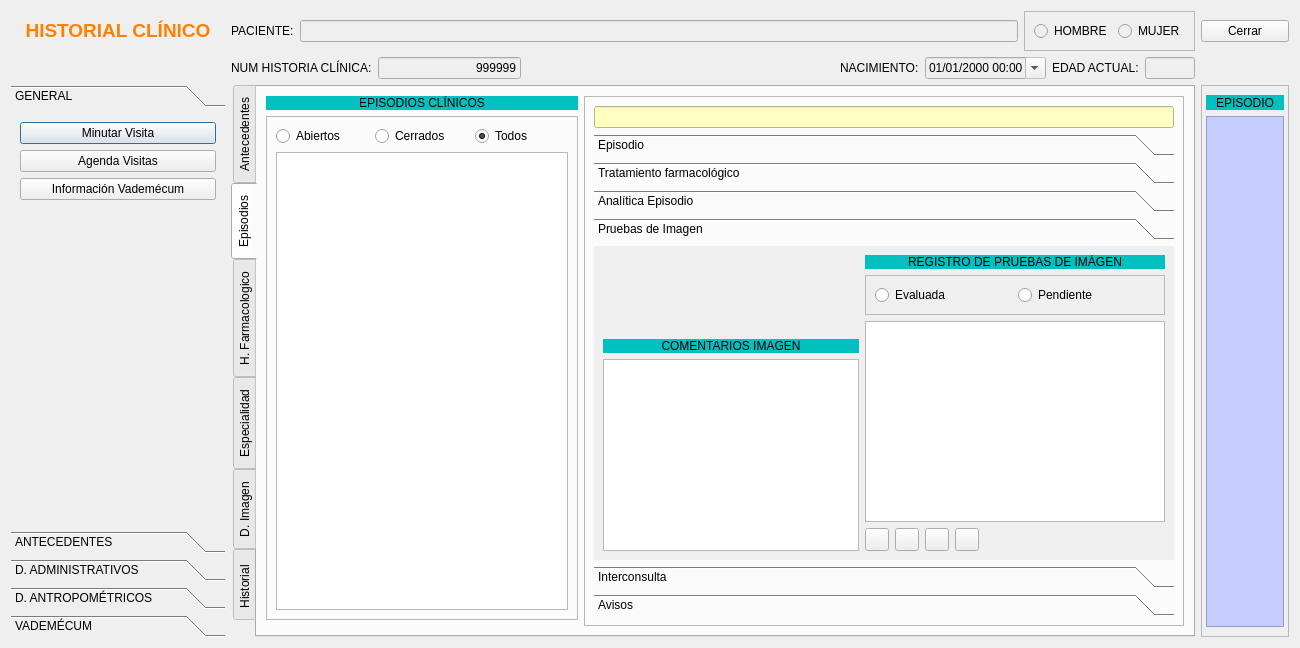
This is frmfichapaciente.ui in arcnexus/RedFoX as Qt 5 draws it before an edit. The edited form follows.
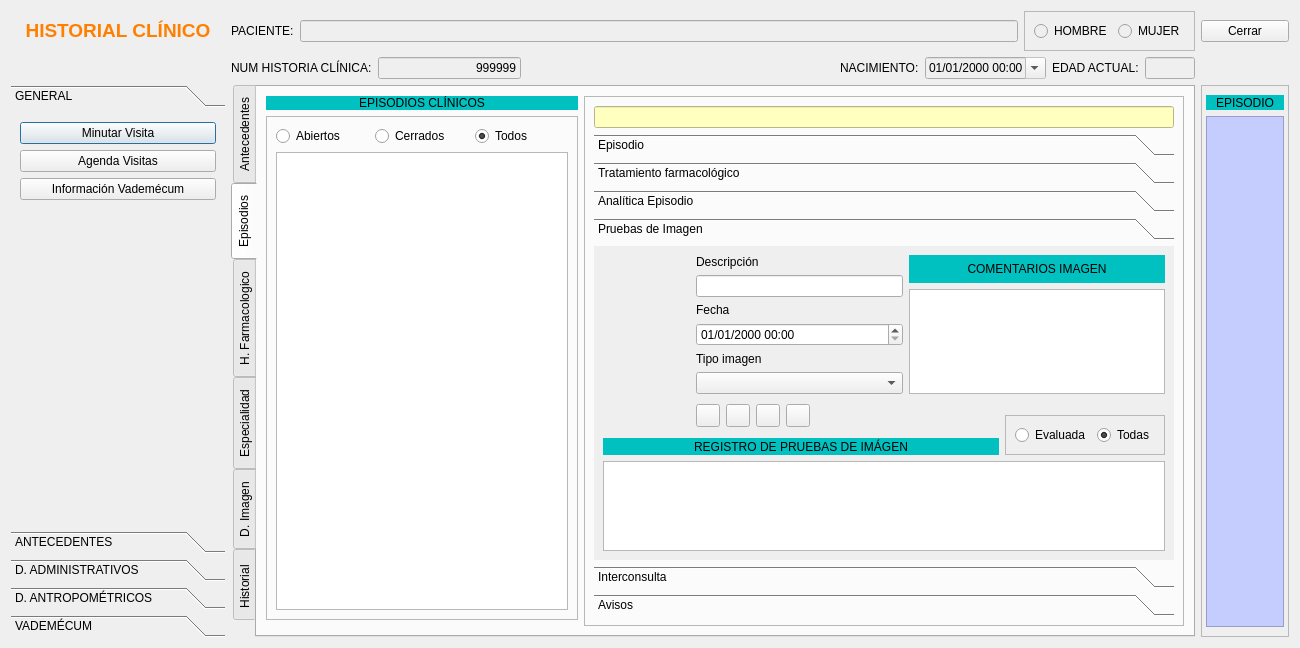
This is the edited form. The open tabs and pages were chosen to show the change. Icons and pictures are not drawn.

Commit message: Imagenes diagnostico

Patch:
```diff
--- a/frmfichapaciente.ui
+++ b/frmfichapaciente.ui
@@ -2446,30 +2446,22 @@
               <rect>
                <x>0</x>
                <y>0</y>
-               <width>404</width>
-               <height>223</height>
+               <width>576</width>
+               <height>334</height>
               </rect>
              </property>
              <attribute name="label">
               <string>Pruebas de Imagen</string>
              </attribute>
              <layout class="QGridLayout" name="gridLayout_11">
-              <item row="5" column="4">
-               <widget class="QToolButton" name="btnImportarimagen">
-                <property name="toolTip">
-                 <string>Importar Imagen</string>
-                </property>
-                <property name="text">
-                 <string/>
-                </property>
-                <property name="icon">
-                 <iconset resource="terra.qrc">
-                  <normaloff>:/Icons/PNG/importar.png</normaloff>:/Icons/PNG/importar.png</iconset>
-                </property>
-               </widget>
-              </item>
-              <item row="0" column="0" rowspan="3">
+              <item row="0" column="0" rowspan="9">
                <widget class="QLabel" name="lblImagenDiagnostico">
+                <property name="maximumSize">
+                 <size>
+                  <width>149</width>
+                  <height>183</height>
+                 </size>
+                </property>
                 <property name="text">
                  <string/>
                 </property>
@@ -2478,7 +2470,14 @@
                 </property>
                </widget>
               </item>
-              <item row="3" column="0">
+              <item row="0" column="1" colspan="3">
+               <widget class="QLabel" name="label_51">
+                <property name="text">
+                 <string>Descripción</string>
+                </property>
+               </widget>
+              </item>
+              <item row="0" column="6" rowspan="2" colspan="2">
                <widget class="QLabel" name="label_87">
                 <property name="styleSheet">
                  <string notr="true">background-color: rgb(0, 192, 192);</string>
@@ -2491,10 +2490,37 @@
                 </property>
                </widget>
               </item>
-              <item row="4" column="0" rowspan="2">
+              <item row="1" column="1" rowspan="2" colspan="5">
+               <widget class="QLineEdit" name="lineEdit_descripcionimagen"/>
+              </item>
+              <item row="2" column="6" rowspan="5" colspan="2">
                <widget class="QPlainTextEdit" name="txtComentariosImagen"/>
               </item>
-              <item row="5" column="1">
+              <item row="3" column="1" colspan="2">
+               <widget class="QLabel" name="label_52">
+                <property name="text">
+                 <string>Fecha</string>
+                </property>
+               </widget>
+              </item>
+              <item row="4" column="1" colspan="5">
+               <widget class="QDateTimeEdit" name="dateEdit_fechaimagen">
+                <property name="displayFormat">
+                 <string>dd/MM/yyyy HH:mm</string>
+                </property>
+               </widget>
+              </item>
+              <item row="5" column="1" colspan="3">
+               <widget class="QLabel" name="label_53">
+                <property name="text">
+                 <string>Tipo imagen</string>
+                </property>
+               </widget>
+              </item>
+              <item row="6" column="1" colspan="5">
+               <widget class="QComboBox" name="comboBox_tipoImagen"/>
+              </item>
+              <item row="7" column="1" rowspan="2">
                <widget class="QToolButton" name="btnAnadirImagen">
                 <property name="toolTip">
                  <string>Añadir prueba de imagen</string>
@@ -2508,7 +2534,7 @@
                 </property>
                </widget>
               </item>
-              <item row="5" column="2">
+              <item row="7" column="2" rowspan="2">
                <widget class="QToolButton" name="btnBorrarImagen">
                 <property name="toolTip">
                  <string>Borrar prueba (Requiere contraseña de administrador)</string>
@@ -2522,7 +2548,7 @@
                 </property>
                </widget>
               </item>
-              <item row="5" column="3">
+              <item row="7" column="3" rowspan="2">
                <widget class="QToolButton" name="btnVerImagen">
                 <property name="toolTip">
                  <string>Ver Imagen</string>
@@ -2536,7 +2562,21 @@
                 </property>
                </widget>
               </item>
-              <item row="5" column="5">
+              <item row="7" column="4" rowspan="2">
+               <widget class="QToolButton" name="btnImportarimagen">
+                <property name="toolTip">
+                 <string>Importar Imagen</string>
+                </property>
+                <property name="text">
+                 <string/>
+                </property>
+                <property name="icon">
+                 <iconset resource="terra.qrc">
+                  <normaloff>:/Icons/PNG/importar.png</normaloff>:/Icons/PNG/importar.png</iconset>
+                </property>
+               </widget>
+              </item>
+              <item row="7" column="5" rowspan="2" colspan="2">
                <spacer name="horizontalSpacer_7">
                 <property name="orientation">
                  <enum>Qt::Horizontal</enum>
@@ -2549,10 +2589,7 @@
                 </property>
                </spacer>
               </item>
-              <item row="2" column="1" rowspan="3" colspan="5">
-               <widget class="QColumnView" name="listaImagenes"/>
-              </item>
-              <item row="1" column="1" colspan="5">
+              <item row="8" column="7" rowspan="2">
                <widget class="QFrame" name="frame_6">
                 <property name="frameShape">
                  <enum>QFrame::StyledPanel</enum>
@@ -2574,17 +2611,17 @@
                  <item>
                   <widget class="QRadioButton" name="txtImagenPendiente">
                    <property name="text">
-                    <string>Pendiente</string>
+                    <string>Todas</string>
                    </property>
                    <property name="checked">
-                    <bool>false</bool>
+                    <bool>true</bool>
                    </property>
                   </widget>
                  </item>
                 </layout>
                </widget>
               </item>
-              <item row="0" column="1" colspan="5">
+              <item row="9" column="0" colspan="7">
                <widget class="QLabel" name="label_17">
                 <property name="styleSheet">
                  <string notr="true">background-color: rgb(0, 192, 192);</string>
@@ -2597,6 +2634,9 @@
                 </property>
                </widget>
               </item>
+              <item row="10" column="0" colspan="8">
+               <widget class="QTableWidget" name="listaImagenes"/>
+              </item>
              </layout>
             </widget>
             <widget class="QWidget" name="page_7">
```
Left out of the diff: 49 changed lines with no effect on the pictures. The commit also changes 5 other files.
